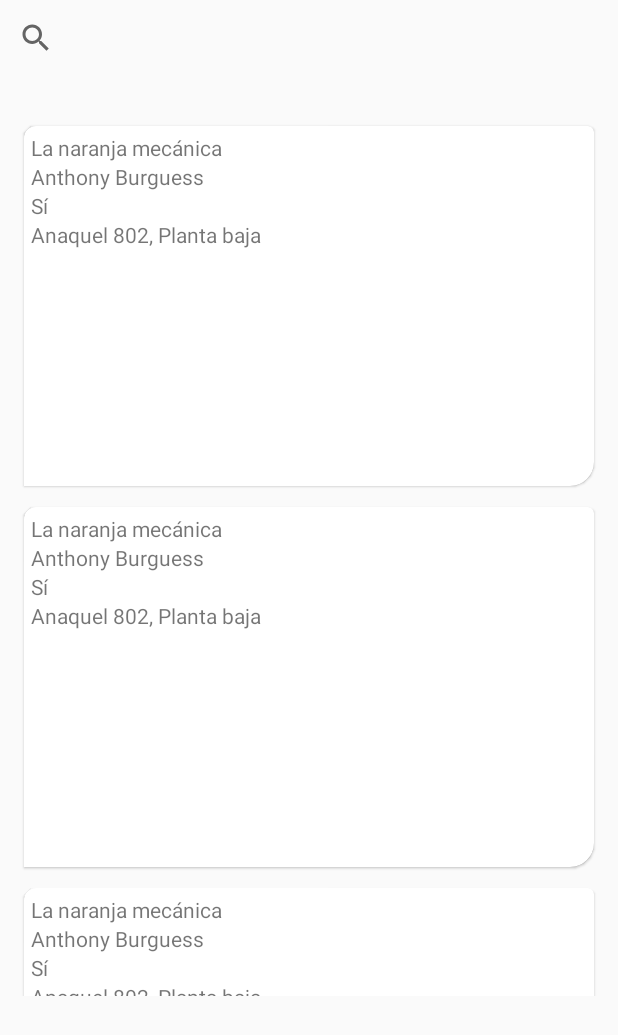
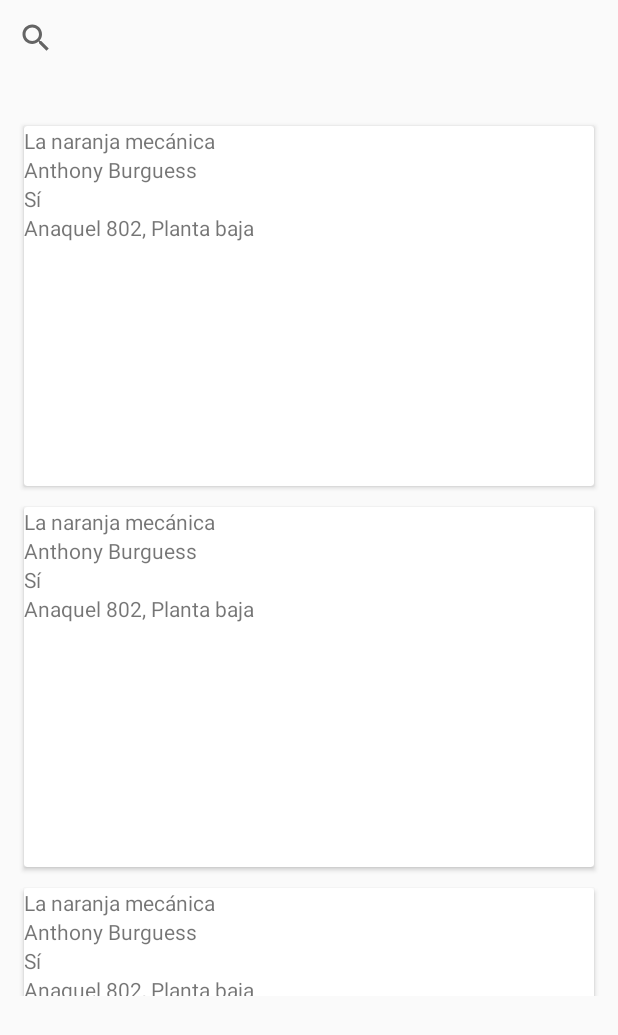
Before and after one commit to renatojobal/libraryapp, an Android app: the layout fragment_search_book.xml on its own in the app's theme, with its tools: preview values and no code run, on a phone screen of 412 x 824 dp. Shown: the top 1035 px of the screen. Run offline under Robolectric (Android 15) with nearby library versions, the phone set to English and light mode, and no system bars.

Commit message:
Bug fix: Replaced Material card view by normal card view

```diff
--- a/app/src/main/res/layout/card_view_sample_book.xml
+++ b/app/src/main/res/layout/card_view_sample_book.xml
@@ -1,7 +1,6 @@
-<com.google.android.material.card.MaterialCardView xmlns:android="http://schemas.android.com/apk/res/android"
+<androidx.cardview.widget.CardView xmlns:android="http://schemas.android.com/apk/res/android"
     xmlns:tools="http://schemas.android.com/tools"
     android:id="@+id/card_view_sample_book"
-    style="@style/CustomCardViewStyle"
     android:layout_width="match_parent"
     android:layout_height="240dp"
     android:layout_marginHorizontal="16dp"
@@ -38,5 +37,7 @@
             android:layout_width="match_parent"
             android:layout_height="wrap_content"
             tools:text="Anaquel 802, Planta baja" />
+
+
     </LinearLayout>
-</com.google.android.material.card.MaterialCardView>
+</androidx.cardview.widget.CardView>
```
